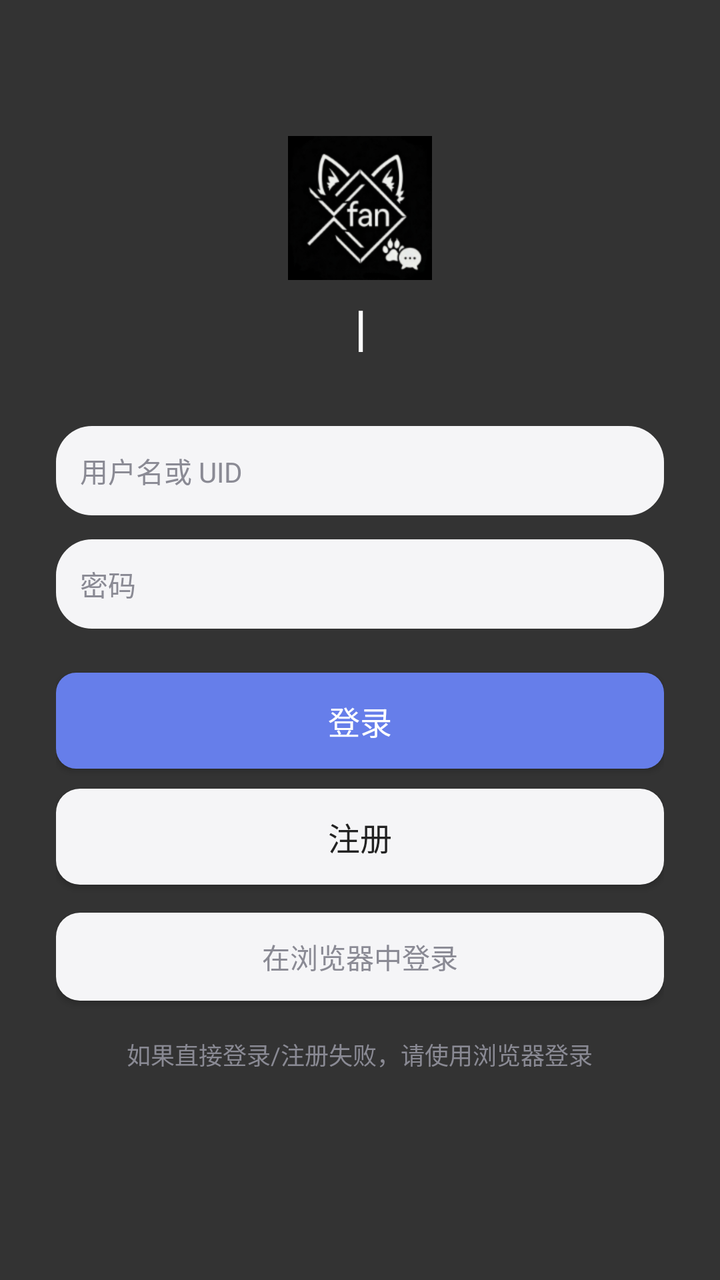
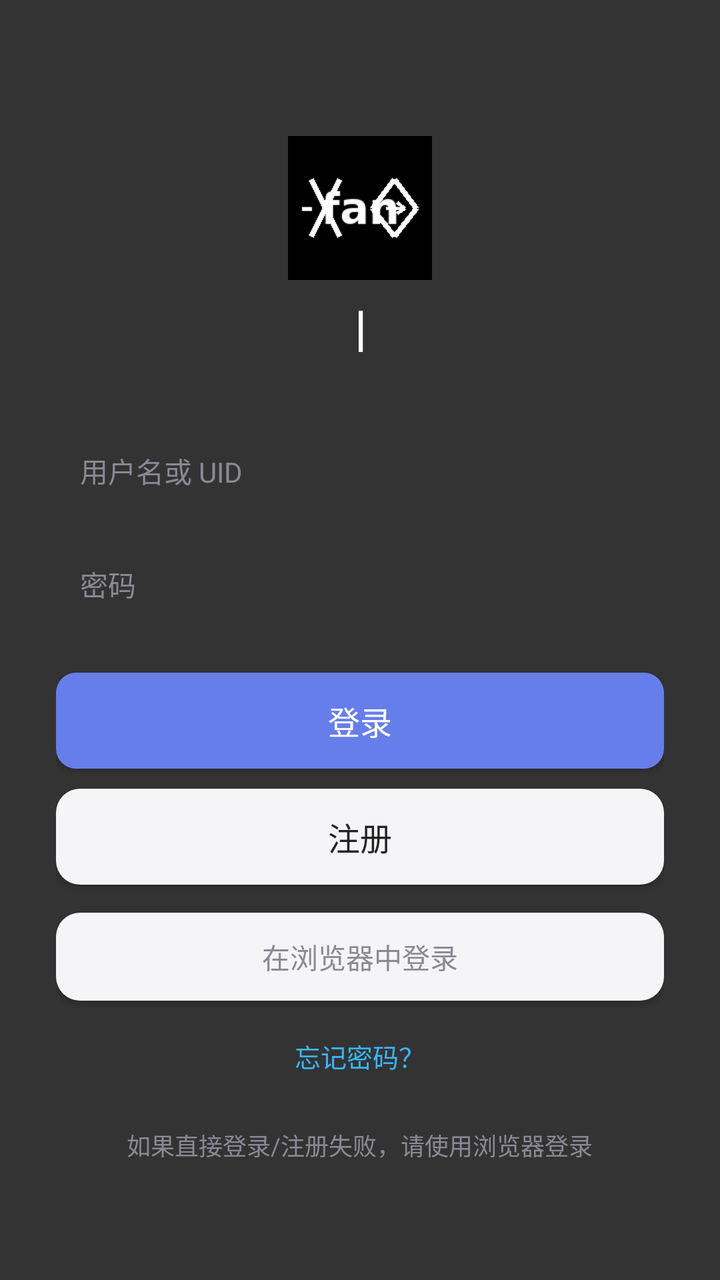

An Android layout rendered at two revisions. The XML below is the earlier revision; the diff shows what the commit changed to produce the second picture.
<!-- AndroidManifest.xml: application theme AppTheme -->
<!-- res/layout/activity_login.xml -->
<?xml version="1.0" encoding="utf-8"?>
<FrameLayout xmlns:android="http://schemas.android.com/apk/res/android"
    android:layout_width="match_parent"
    android:layout_height="match_parent"
    android:background="@color/primary">

    
    <VideoView
        android:id="@+id/videoBg"
        android:layout_width="match_parent"
        android:layout_height="match_parent"
        android:layout_gravity="center" />

    
    <View
        android:id="@+id/videoMask"
        android:layout_width="match_parent"
        android:layout_height="match_parent"
        android:background="#99000000" />

    <ScrollView
        android:layout_width="match_parent"
        android:layout_height="match_parent"
        android:fillViewport="true">

    <LinearLayout
        android:id="@+id/boxLogin"
        android:layout_width="match_parent"
        android:layout_height="wrap_content"
        android:orientation="vertical"
        android:padding="28dp"
        android:gravity="center_horizontal">

        <ImageView
            android:layout_width="72dp"
            android:layout_height="72dp"
            android:layout_marginTop="40dp"
            android:src="@mipmap/ic_launcher"
            android:contentDescription="@string/app_name" />

        
        <LinearLayout
            android:layout_width="wrap_content"
            android:layout_height="wrap_content"
            android:layout_marginTop="10dp"
            android:orientation="horizontal"
            android:gravity="center_vertical">

            <TextView
                android:id="@+id/tvTitle"
                android:layout_width="wrap_content"
                android:layout_height="wrap_content"
                android:textColor="@color/text_light"
                android:textSize="20sp"
                android:textStyle="bold"
                android:typeface="monospace" />

            <TextView
                android:id="@+id/tvCaret"
                android:layout_width="wrap_content"
                android:layout_height="wrap_content"
                android:textColor="@color/text_light"
                android:textSize="20sp"
                android:textStyle="bold"
                android:typeface="monospace"
                android:text="|" />
        </LinearLayout>

        
        <TextView
            android:id="@+id/tvLogging"
            android:layout_width="wrap_content"
            android:layout_height="wrap_content"
            android:layout_marginTop="10dp"
            android:text="正在使你登录，请稍等!"
            android:textColor="#FFB74D"
            android:textSize="13sp"
            android:visibility="gone" />

        
        <ProgressBar
            android:id="@+id/pbLogin"
            style="?android:attr/progressBarStyleHorizontal"
            android:layout_width="match_parent"
            android:layout_height="4dp"
            android:layout_marginTop="8dp"
            android:max="1000"
            android:progressDrawable="@drawable/pb_green"
            android:visibility="gone" />

        <EditText
            android:id="@+id/edUser"
            android:layout_width="match_parent"
            android:layout_height="wrap_content"
            android:layout_marginTop="36dp"
            android:hint="@string/hint_user"
            android:background="@drawable/bg_input"
            android:padding="12dp"
            android:textColor="@color/text"
            android:textColorHint="@color/text_sub"
            android:textSize="14sp" />

        <EditText
            android:id="@+id/edPass"
            android:layout_width="match_parent"
            android:layout_height="wrap_content"
            android:layout_marginTop="12dp"
            android:hint="@string/hint_pass"
            android:inputType="textPassword"
            android:background="@drawable/bg_input"
            android:padding="12dp"
            android:textColor="@color/text"
            android:textColorHint="@color/text_sub"
            android:textSize="14sp" />

        
        <EditText
            android:id="@+id/edUid"
            android:layout_width="match_parent"
            android:layout_height="wrap_content"
            android:layout_marginTop="12dp"
            android:hint="@string/hint_uid"
            android:background="@drawable/bg_input"
            android:padding="12dp"
            android:textColor="@color/text"
            android:textColorHint="@color/text_sub"
            android:textSize="14sp"
            android:visibility="gone" />

        <TextView
            android:id="@+id/tvUidTip"
            android:layout_width="match_parent"
            android:layout_height="wrap_content"
            android:layout_marginTop="6dp"
            android:text="@string/uid_warn"
            android:textColor="#FFB74D"
            android:textSize="11sp"
            android:visibility="gone" />

        <EditText
            android:id="@+id/edInvite"
            android:layout_width="match_parent"
            android:layout_height="wrap_content"
            android:layout_marginTop="12dp"
            android:hint="@string/hint_invite"
            android:background="@drawable/bg_input"
            android:padding="12dp"
            android:textColor="@color/text"
            android:textColorHint="@color/text_sub"
            android:textSize="14sp"
            android:visibility="gone" />

        <Button
            android:id="@+id/btnLogin"
            android:layout_width="match_parent"
            android:layout_height="48dp"
            android:layout_marginTop="22dp"
            android:background="@drawable/bg_btn"
            android:text="@string/btn_login"
            android:textColor="@color/text_light"
            android:textSize="16sp" />

        <Button
            android:id="@+id/btnRegister"
            android:layout_width="match_parent"
            android:layout_height="48dp"
            android:layout_marginTop="10dp"
            android:background="@drawable/bg_card"
            android:text="@string/btn_register"
            android:textColor="@color/text"
            android:textSize="16sp" />

        <Button
            android:id="@+id/btnWeb"
            android:layout_width="match_parent"
            android:layout_height="44dp"
            android:layout_marginTop="14dp"
            android:background="@drawable/bg_card"
            android:text="@string/btn_web_login"
            android:textColor="@color/text_sub"
            android:textSize="14sp" />

        <TextView
            android:id="@+id/tvTip"
            android:layout_width="wrap_content"
            android:layout_height="wrap_content"
            android:layout_marginTop="18dp"
            android:text="@string/web_login_tip"
            android:textColor="@color/text_sub"
            android:textSize="12sp" />
    </LinearLayout>
    </ScrollView>
</FrameLayout>
<!-- resources referenced by this layout -->
<resources>
  <color name="primary">#2B2B40</color>
  <color name="text">#222222</color>
  <color name="text_light">#FFFFFF</color>
  <color name="text_sub">#8A8A94</color>
  <!-- drawable bg_btn (drawable) -->
  <?xml version="1.0" encoding="utf-8"?>
  <shape xmlns:android="http://schemas.android.com/apk/res/android" android:shape="rectangle">
      <solid android:color="@color/accent" />
      <corners android:radius="10dp" />
  </shape>
  <!-- drawable bg_card (drawable) -->
  <?xml version="1.0" encoding="utf-8"?>
  <shape xmlns:android="http://schemas.android.com/apk/res/android" android:shape="rectangle">
      <solid android:color="@color/bg_panel" />
      <corners android:radius="12dp" />
  </shape>
  <!-- drawable bg_input (drawable) -->
  <?xml version="1.0" encoding="utf-8"?>
  <shape xmlns:android="http://schemas.android.com/apk/res/android" android:shape="rectangle">
      <solid android:color="@color/bg_panel" />
      <corners android:radius="18dp" />
  </shape>
  <!-- drawable pb_green (drawable) -->
  <?xml version="1.0" encoding="utf-8"?>
  <layer-list xmlns:android="http://schemas.android.com/apk/res/android">
      <item android:id="@android:id/background">
          <shape android:shape="rectangle">
              <solid android:color="#00000000" />
          </shape>
      </item>
      <item android:id="@android:id/progress">
          <clip>
              <shape android:shape="rectangle">
                  <solid android:color="#FF2ECC40" />
                  <corners android:radius="2dp" />
              </shape>
          </clip>
      </item>
  </layer-list>
  <!-- mipmap ic_launcher: png bitmap (mipmap-hdpi, 3683 bytes) -->
  <string name="app_name">xfan chat</string>
  <string name="btn_login">登录</string>
  <string name="btn_register">注册</string>
  <string name="btn_web_login">在浏览器中登录</string>
  <string name="hint_invite">邀请码</string>
  <string name="hint_pass">密码</string>
  <string name="hint_uid">用户 UID（3-20 位英文或数字）</string>
  <string name="hint_user">用户名或 UID</string>
  <string name="uid_warn">UID 注册后不可更改（仅管理员可在后台修改），请慎重填写。</string>
  <string name="web_login_tip">如果直接登录/注册失败，请使用浏览器登录</string>
  <style name="AppTheme" parent="@android:style/Theme.Material.Light.NoActionBar">
          <item name="android:colorPrimary">@color/primary</item>
          <item name="android:colorPrimaryDark">@color/primaryDark</item>
          <item name="android:colorAccent">@color/accent</item>
          <item name="android:windowBackground">@color/bg</item>
          <item name="android:statusBarColor">@color/primaryDark</item>
          <item name="android:windowLightStatusBar">false</item>
      </style>
  <color name="accent">#667EEA</color>
  <color name="bg_panel">#F5F5F7</color>
  <color name="primaryDark">#1B1B28</color>
  <color name="bg">#FFFFFF</color>
</resources>

<!-- the commit's change to res/layout/activity_login.xml (unified diff, before → after) -->
@@ -180,6 +180,18 @@
             android:textColor="@color/text_sub"
             android:textSize="14sp" />
 
+        
+        <TextView
+            android:id="@+id/btnForgot"
+            android:layout_width="wrap_content"
+            android:layout_height="wrap_content"
+            android:layout_marginTop="10dp"
+            android:layout_gravity="center_horizontal"
+            android:padding="8dp"
+            android:text="忘记密码？"
+            android:textColor="@color/sky"
+            android:textSize="13sp" />
+
         <TextView
             android:id="@+id/tvTip"
             android:layout_width="wrap_content"
<!-- resource entries referenced after the edit -->
@@ -1,6 +1,7 @@
 <!-- resources referenced by this layout -->
 <resources>
   <color name="primary">#2B2B40</color>
+  <color name="sky">#38B6FF</color>
   <color name="text">#222222</color>
   <color name="text_light">#FFFFFF</color>
   <color name="text_sub">#8A8A94</color>
@@ -18,9 +19,9 @@
   </shape>
   <!-- drawable bg_input (drawable) -->
   <?xml version="1.0" encoding="utf-8"?>
-  <shape xmlns:android="http://schemas.android.com/apk/res/android" android:shape="rectangle">
-      <solid android:color="@color/bg_panel" />
-      <corners android:radius="18dp" />
+  <shape xmlns:android="http://schemas.android.com/apk/res/android"
+      android:shape="rectangle">
+      <solid android:color="#00000000" />
   </shape>
   <!-- drawable pb_green (drawable) -->
   <?xml version="1.0" encoding="utf-8"?>
@@ -39,7 +40,7 @@
           </clip>
       </item>
   </layer-list>
-  <!-- mipmap ic_launcher: png bitmap (mipmap-hdpi, 3683 bytes) -->
+  <!-- mipmap ic_launcher: png bitmap (mipmap-hdpi, 1055 bytes) -->
   <string name="app_name">xfan chat</string>
   <string name="btn_login">登录</string>
   <string name="btn_register">注册</string>
